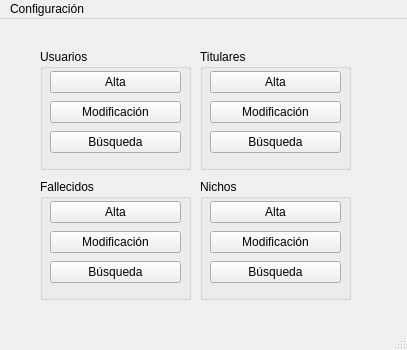
First picture: the form in MainWindow.ui, repository degorck/enduring-chambers, before the edit.
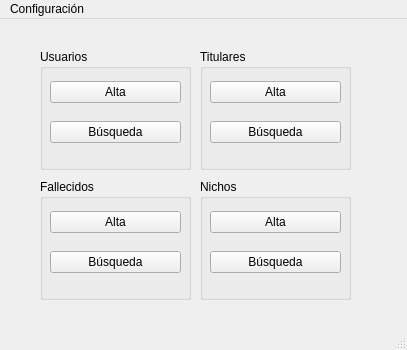
Second picture: the form after the edit.

```diff
--- a/MainWindow.ui
+++ b/MainWindow.ui
@@ -44,14 +44,7 @@
        </widget>
       </item>
       <item>
-       <widget class="QPushButton" name="pushButton_2">
-        <property name="text">
-         <string>Modificación</string>
-        </property>
-       </widget>
-      </item>
-      <item>
-       <widget class="QPushButton" name="pushButton_3">
+       <widget class="QPushButton" name="push_button_search_users">
         <property name="text">
          <string>Búsqueda</string>
         </property>
@@ -90,14 +83,7 @@
        </widget>
       </item>
       <item>
-       <widget class="QPushButton" name="pushButton_5">
-        <property name="text">
-         <string>Modificación</string>
-        </property>
-       </widget>
-      </item>
-      <item>
-       <widget class="QPushButton" name="pushButton_6">
+       <widget class="QPushButton" name="push_search_holders">
         <property name="text">
          <string>Búsqueda</string>
         </property>
@@ -136,14 +122,7 @@
        </widget>
       </item>
       <item>
-       <widget class="QPushButton" name="pushButton_8">
-        <property name="text">
-         <string>Modificación</string>
-        </property>
-       </widget>
-      </item>
-      <item>
-       <widget class="QPushButton" name="pushButton_9">
+       <widget class="QPushButton" name="push_search_deceased">
         <property name="text">
          <string>Búsqueda</string>
         </property>
@@ -182,14 +161,7 @@
        </widget>
       </item>
       <item>
-       <widget class="QPushButton" name="pushButton_11">
-        <property name="text">
-         <string>Modificación</string>
-        </property>
-       </widget>
-      </item>
-      <item>
-       <widget class="QPushButton" name="pushButton_12">
+       <widget class="QPushButton" name="push_button_search_niche">
         <property name="text">
          <string>Búsqueda</string>
         </property>
```
Left out of the diff: 16 changed lines with no effect on the pictures.
